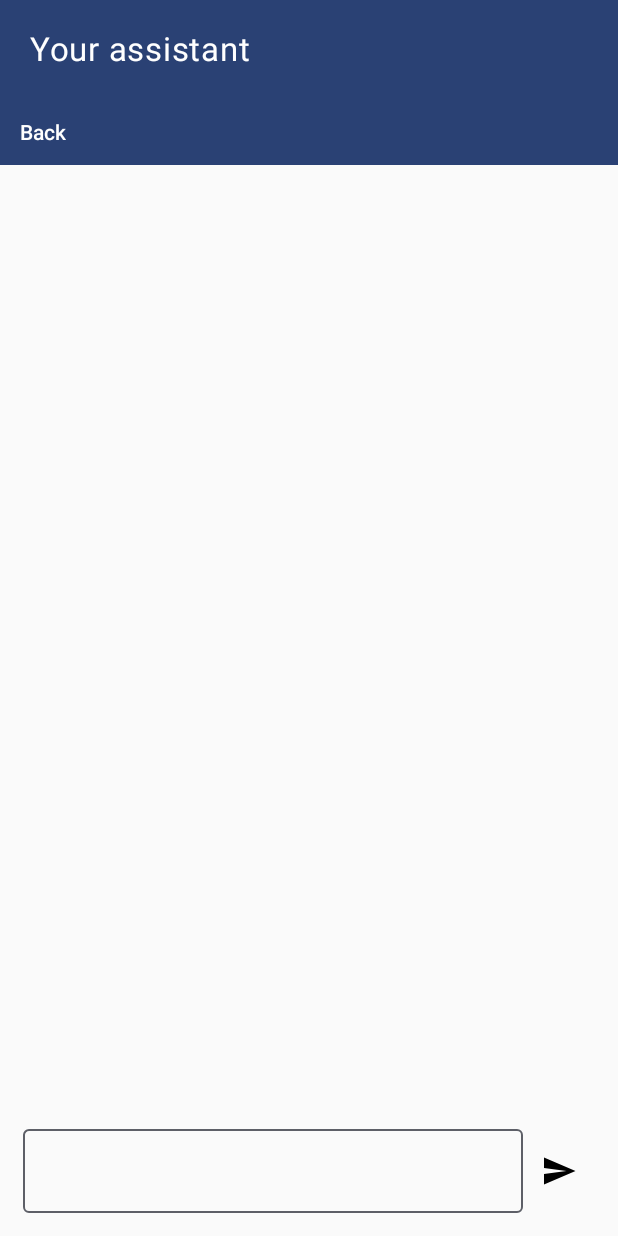
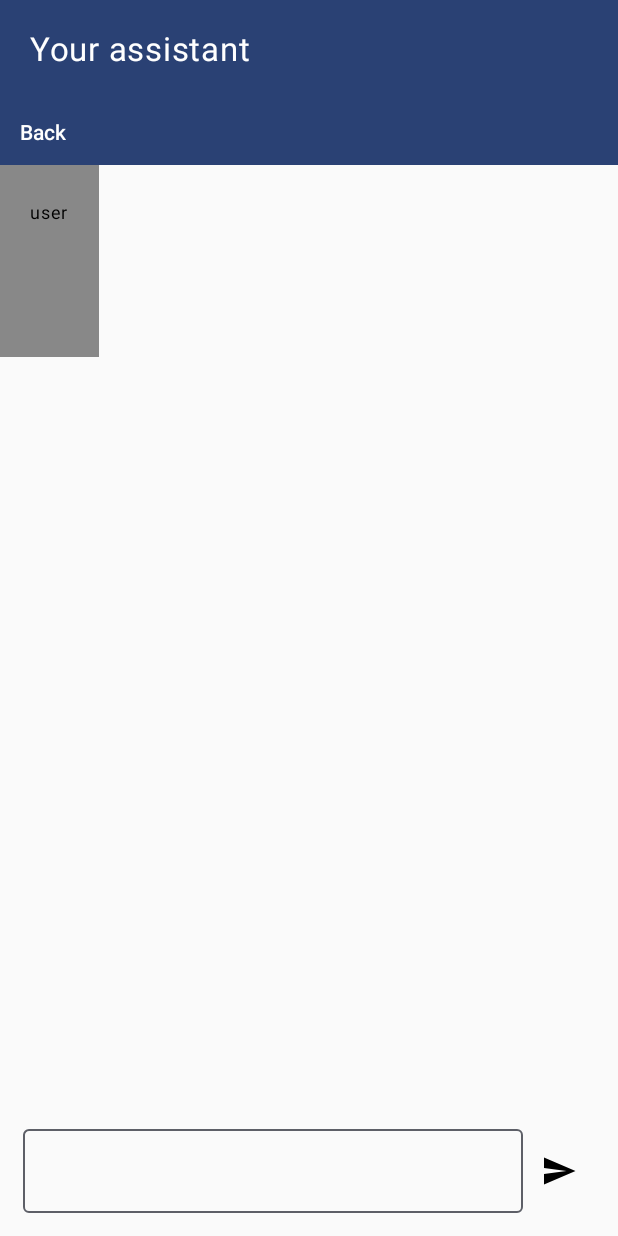
Before and after one commit to Aleksandra-sz/Cardio-App-v1, an Android app built with Jetpack Compose: the ChatScreen screen opened through its navigation route, after a tap on "Send", on a phone screen of 412 x 824 dp. Run offline under Robolectric (Android 15) with nearby library versions, the phone set to English and light mode, and no system bars.

Commit message:
Added fully functional chat

```diff
--- a/app/build.gradle.kts
+++ b/app/build.gradle.kts
@@ -2,6 +2,7 @@ plugins {
     alias(libs.plugins.android.application)
     alias(libs.plugins.kotlin.android)
     alias(libs.plugins.kotlin.compose)
+    alias(libs.plugins.kotlinx.serialization)
 }
 
 android {
@@ -41,7 +42,8 @@ android {
 
 dependencies {
     implementation(libs.okhttp)
-    implementation(libs.gjson)
+    implementation(libs.json)
+    implementation(libs.stdlib)
     implementation(libs.androidx.core.ktx)
     implementation(libs.androidx.lifecycle.runtime.ktx)
     implementation(libs.androidx.activity.compose)
@@ -63,5 +65,4 @@ dependencies {
     androidTestImplementation(libs.androidx.ui.test.junit4)
     debugImplementation(libs.androidx.ui.tooling)
     debugImplementation(libs.androidx.ui.test.manifest)
-
 }
--- a/app/src/main/java/com/example/cardioapp/ChatScreen.kt
+++ b/app/src/main/java/com/example/cardioapp/ChatScreen.kt
@@ -1,5 +1,6 @@
 package com.example.cardioapp
 import androidx.compose.foundation.background
+import androidx.compose.foundation.layout.Arrangement
 import androidx.compose.foundation.layout.Box
 import androidx.compose.foundation.layout.Column
 import androidx.compose.foundation.layout.Row
@@ -9,6 +10,8 @@ import androidx.compose.foundation.layout.fillMaxWidth
 import androidx.compose.foundation.layout.height
 import androidx.compose.foundation.layout.padding
 import androidx.compose.foundation.layout.width
+import androidx.compose.foundation.lazy.LazyColumn
+import androidx.compose.foundation.lazy.items
 import androidx.compose.material.icons.Icons
 import androidx.compose.material.icons.filled.Send
 import androidx.compose.material3.Icon
@@ -22,6 +25,7 @@ import androidx.compose.runtime.getValue
 import androidx.compose.runtime.mutableStateOf
 import androidx.compose.runtime.remember
 import androidx.compose.runtime.setValue
+import androidx.compose.runtime.snapshots.SnapshotStateList
 import androidx.compose.ui.Alignment
 import androidx.compose.ui.Modifier
 import androidx.compose.ui.graphics.Color
@@ -35,35 +39,45 @@ fun ChatScreen(
     viewModel: ChatViewModel,
     navController: NavHostController,
 ) {
-    var messageHistory by remember { mutableStateOf(mutableListOf<String>()) }
+    var messageHistory by remember { mutableStateOf(SnapshotStateList<MessageModel>()) }
 
     Column(
         modifier = Modifier
             .fillMaxSize()
     ) {
         AppHeader(navController)
-        AddMessages(messageHistory)
+        AddMessages(modifier,viewModel.messageList)
         Spacer(modifier = Modifier.weight(1f))
         InputMess(
             onMessageSend = { message ->
-                messageHistory.add("user-$message")
-                viewModel.sendMessage(messageHistory)
+                messageHistory = viewModel.sendMessage(message)
             }
         )
     }
 }
 
 @Composable
-fun AddMessages(messages: MutableList<String>) {
-    Column {
-        messages.forEach { message ->
+fun AddMessages(modifier: Modifier = Modifier, chatHistory: SnapshotStateList<MessageModel>) {
+    LazyColumn {
+        items(chatHistory){
+            Column(
+                modifier = Modifier.background(color = Color.Gray),horizontalAlignment = Alignment.End
+            ){
                 Text(
                     modifier = Modifier
                         .padding(20.dp),
-                text = message,
+                    text = it.role,
+                    color = Color.Black,
+                    fontSize = 12.sp,
+                )
+                Text(
+                    modifier = Modifier
+                        .padding(20.dp),
+                    text = it.message,
                     color = Color.Black,
                     fontSize = 22.sp
                 )
+            }
         }
     }
 }
--- a/app/src/main/java/com/example/cardioapp/ChatViewModel.kt
+++ b/app/src/main/java/com/example/cardioapp/ChatViewModel.kt
@@ -1,23 +1,58 @@
 package com.example.cardioapp
 import android.util.Log
+import androidx.compose.runtime.mutableStateListOf
+import androidx.compose.runtime.snapshots.SnapshotStateList
 import androidx.lifecycle.ViewModel
+import kotlinx.serialization.json.Json
 
 class ChatViewModel: ViewModel() {
-    val httpClient = LMStudioHttpClient()
+    val messageList by lazy {
+        mutableStateListOf<MessageModel>()
+    }
 
-    fun sendMessage(history: MutableList<String>):MutableList<String>{
-        Log.i("In ChatViewModel", history.toString())
+    fun sendMessage(message: String): SnapshotStateList<MessageModel> {
+        val httpClient = LMStudioHttpClient()
 
-        httpClient.sendPostRequest(history, object : ResponseCallback {
-            override fun onResponse(response: String) {
-                Log.i("ChatViewModel", "Response: $response")
+        Log.i("In ChatViewModel", message)
+        messageList.add(MessageModel(role = "user", message = message ))
+        Log.i("In ChatViewModel", messageList.toString())
 
+        httpClient.sendPostRequest(messageList, object : ResponseCallback {
+            override fun onResponse(result: String) {
+                try {
+                    val messageResponse = Json.decodeFromString<MessageResponse>(result)
+
+                    val choice = messageResponse.choices.firstOrNull()
+                    choice?.let {
+                        val messageModel = MessageModel(
+                            message = it.message.content,
+                            role = it.message.role
+                        )
+
+                        Log.i("ChatViewModel", "Role: ${messageModel.role}, Content: ${messageModel.message}")
+                        messageList.add(messageModel)
+                    }
+                } catch (e: Exception) {
+                    Log.e("ChatViewModel", "Error parsing response: ${e.message}")
+                    val messageModel = MessageModel(
+                        message = "Chat bot couldn't response to your question. Please try again later.",
+                        role = "System error"
+                    )
+                    messageList.add(messageModel)
+                }
+                return
             }
 
             override fun onError(error: String) {
                 Log.e("ChatViewModel", "Error: $error")
+                val messageModel = MessageModel(
+                    message = "Chat bot couldn't response to your question. Please try again later.",
+                    role = "System error"
+                )
+                messageList.add(messageModel)
+                return
             }
         })
-        return history
+        return messageList
     }
 }
--- a/app/src/main/java/com/example/cardioapp/HttpClient.kt
+++ b/app/src/main/java/com/example/cardioapp/HttpClient.kt
@@ -1,8 +1,10 @@
 package com.example.cardioapp
 
+import androidx.compose.runtime.snapshots.SnapshotStateList
 import okhttp3.*
 import okhttp3.MediaType.Companion.toMediaTypeOrNull
 import java.io.IOException
+import java.util.concurrent.TimeUnit
 
 interface ResponseCallback {
     fun onResponse(result: String)
@@ -10,9 +12,12 @@ interface ResponseCallback {
 }
 
 class LMStudioHttpClient {
-    private val client = OkHttpClient()
+    private val client = OkHttpClient.Builder().connectTimeout(30, TimeUnit.SECONDS)
+        .readTimeout(30, TimeUnit.MILLISECONDS)
+        .writeTimeout(30, TimeUnit.MILLISECONDS)
+        .build()
 
-    fun sendPostRequest(messages: MutableList<String>, callback: ResponseCallback) {
+    fun sendPostRequest(messages: SnapshotStateList<MessageModel>, callback: ResponseCallback) {
         val url = "http://10.0.2.2:1234/v1/chat/completions"
         val json = buildMessagesJson(messages)
         val requestBody = RequestBody.create("application/json; charset=utf-8".toMediaTypeOrNull(), json)
@@ -24,8 +29,8 @@ class LMStudioHttpClient {
 
         client.newCall(request).enqueue(object : Callback {
             override fun onFailure(call: Call, e: IOException) {
-                e.printStackTrace() // Obsługa błędu
-                callback.onError("Request failed: ${e.message}") // Wywołanie metody w przypadku błędu
+                e.printStackTrace()
+                callback.onError("Request failed: ${e.message}")
             }
 
             override fun onResponse(call: Call, response: Response) {
@@ -40,10 +45,9 @@ class LMStudioHttpClient {
         })
     }
 
-    private fun buildMessagesJson(inputs: MutableList<String>): String {
-        val messagesList = inputs.map { input ->
-            val (role, content) = input.split("-")
-            "{\"role\": \"$role\", \"content\": \"$content\"}"
+    private fun buildMessagesJson(inputs: SnapshotStateList<MessageModel>): String {
+        val messagesList = inputs.map { messageModel ->
+            "{\"role\": \"${messageModel.role}\", \"content\": \"${messageModel.message}\"}"
         }
 
         return "{\"messages\": [${messagesList.joinToString(",")}]}"
--- /dev/null
+++ b/app/src/main/java/com/example/cardioapp/MessageModel.kt
@@ -0,0 +1,15 @@
+package com.example.cardioapp
+
+data class MessageModel(
+    val message: String,
+    val role:String,
+
+){
+   // fun getMessage(): String {
+   //     return this.message
+   // }
+//
+   // fun getRole(): String {
+   //     return this.role
+   // }
+}
--- a/gradle/libs.versions.toml
+++ b/gradle/libs.versions.toml
@@ -17,7 +17,8 @@ constraintlayout = "2.1.4"
 
 [libraries]
 okhttp = "com.squareup.okhttp3:okhttp:4.9.3"
-gjson = "com.google.code.gson:gson:2.10.1"
+json = "org.jetbrains.kotlinx:kotlinx-serialization-json:1.6.3"
+stdlib = "org.jetbrains.kotlin:kotlin-stdlib:2.0.21"
 androidx-core-ktx = { group = "androidx.core", name = "core-ktx", version.ref = "coreKtx" }
 junit = { group = "junit", name = "junit", version.ref = "junit" }
 androidx-junit = { group = "androidx.test.ext", name = "junit", version.ref = "junitVersion" }
@@ -43,3 +44,4 @@ androidx-constraintlayout = { group = "androidx.constraintlayout", name = "const
 android-application = { id = "com.android.application", version.ref = "agp" }
 kotlin-android = { id = "org.jetbrains.kotlin.android", version.ref = "kotlin" }
 kotlin-compose = { id = "org.jetbrains.kotlin.plugin.compose", version.ref = "kotlin" }
+kotlinx-serialization = { id = "org.jetbrains.kotlin.plugin.serialization", version.ref = "kotlin" }
```
Also changed, not shown: app/src/main/java/com/example/cardioapp/LMStudioResponseModel.kt (added, +35 -0 lines). Lines whose indentation alone changed are shown as unchanged.
